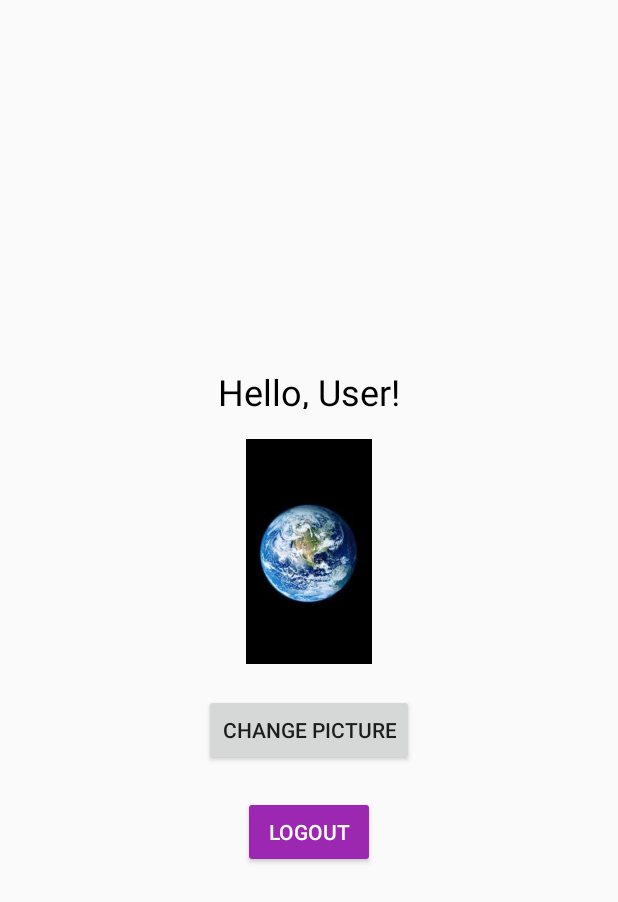
After one commit to kertyn1/Interstellar, an Android app: the layout activity_profile.xml on its own in the app's theme, with its tools: preview values and no code run, on a phone screen of 412 x 824 dp. The commit adds this screen. Shown: the top 902 px of the screen. Run offline under Robolectric (Android 15) with nearby library versions, the phone set to English and light mode, and no system bars.

Commit message:
Added Shared Preferences and created ProfileActivity, currently the button that leads to it is the APOD button, for next time add folders for everything and make the profile pic show on the top right of every screen instead of just in the ProfileActivity

```diff
--- a/app/src/main/AndroidManifest.xml
+++ b/app/src/main/AndroidManifest.xml
@@ -14,6 +14,9 @@
         android:supportsRtl="true"
         android:theme="@style/Theme.Assignment1"
         tools:targetApi="31">
+        <activity
+            android:name=".ProfileActivity"
+            android:exported="false" />
         <activity
             android:name=".SolarActivity"
             android:exported="false" />
--- a/app/src/main/java/com/example/myapplication/LoginActivity.java
+++ b/app/src/main/java/com/example/myapplication/LoginActivity.java
@@ -1,6 +1,7 @@
 package com.example.myapplication;
 
 import android.content.Intent;
+import android.content.SharedPreferences;
 import android.os.Bundle;
 import android.widget.Button;
 import android.widget.EditText;
@@ -118,6 +119,11 @@ public class LoginActivity extends AppCompatActivity {
                                             if (document.exists()) {
                                                 // Successfully logged in
                                                 Toast.makeText(LoginActivity.this, "Welcome " + document.getString("username"), Toast.LENGTH_SHORT).show();
+                                                //saves user in SharedPreferences
+                                                SharedPreferences sharedPreferences = getSharedPreferences("UserPrefs", MODE_PRIVATE);
+                                                SharedPreferences.Editor editor = sharedPreferences.edit();
+                                                editor.putString("username", document.getString("username"));
+                                                editor.apply();
                                                 // Redirect to HomeActivity
                                                 startActivity(new Intent(LoginActivity.this, HomeActivity.class));
                                                 finish();
--- a/app/src/main/java/com/example/myapplication/SplashActivity.java
+++ b/app/src/main/java/com/example/myapplication/SplashActivity.java
@@ -34,7 +34,7 @@ public class SplashActivity extends Activity {
         image = findViewById(R.id.imageView);
         image.setAnimation(splashAnim);
 
-        // Delay and then launch MainActivity with a shared element transition
+        // Delay and then launch MainActivity
         new Handler().postDelayed(() -> {
             Intent intent = new Intent(SplashActivity.this, MainActivity.class);
             startActivity(intent);
--- a/app/src/main/res/layout/activity_home.xml
+++ b/app/src/main/res/layout/activity_home.xml
@@ -41,7 +41,7 @@
 
     <!-- Profile Button -->
     <Button
-        android:id="@+id/btnProfile"
+        android:id="@+id/btnAPOD"
         android:layout_width="200dp"
         android:layout_height="60dp"
         android:text="Astornomy picture of the day!"
@@ -54,7 +54,7 @@
 
     <!-- Settings Button -->
     <Button
-        android:id="@+id/btnSettings"
+        android:id="@+id/btnSolar"
         android:layout_width="200dp"
         android:layout_height="60dp"
         android:text="Our Solar system"
--- /dev/null
+++ b/app/src/main/res/layout/activity_profile.xml
@@ -0,0 +1,34 @@
+<?xml version="1.0" encoding="utf-8"?>
+<LinearLayout xmlns:android="http://schemas.android.com/apk/res/android"
+    android:layout_width="match_parent" android:layout_height="match_parent"
+    android:orientation="vertical" android:padding="24dp"
+    android:gravity="center">
+
+    <TextView
+        android:id="@+id/tvUserName"
+        android:text="Hello, User!"
+        android:textSize="24sp"
+        android:layout_height="28dp"
+        android:layout_width="wrap_content"
+        android:textColor="@color/black"
+        android:layout_marginBottom="20dp"/>
+
+    <ImageView android:id="@+id/imgProfile"
+        android:layout_width="150dp" android:layout_height="150dp"
+        android:src="@drawable/earth"
+        android:layout_marginBottom="20dp"/>
+
+    <Button
+        android:id="@+id/btnChangePic"
+        android:text="Change Picture"
+        android:layout_marginBottom="20dp"
+        android:layout_height="wrap_content"
+        android:layout_width="wrap_content"/>
+
+    <Button android:id="@+id/btnLogout"
+        android:text="Logout"
+        android:backgroundTint="@color/purple_500"
+        android:textColor="@android:color/white"
+        android:layout_height="wrap_content"
+        android:layout_width="wrap_content"/>
+</LinearLayout>
```
Also changed, not shown: app/src/main/java/com/example/myapplication/HomeActivity.java (+7 -7 lines), app/src/main/java/com/example/myapplication/ProfileActivity.java (added, +55 -0 lines).
